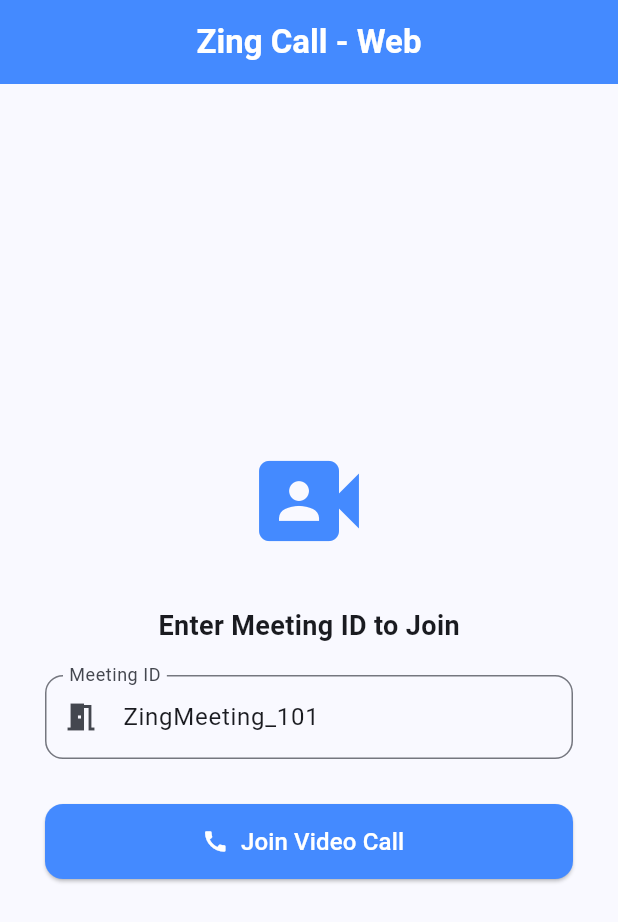
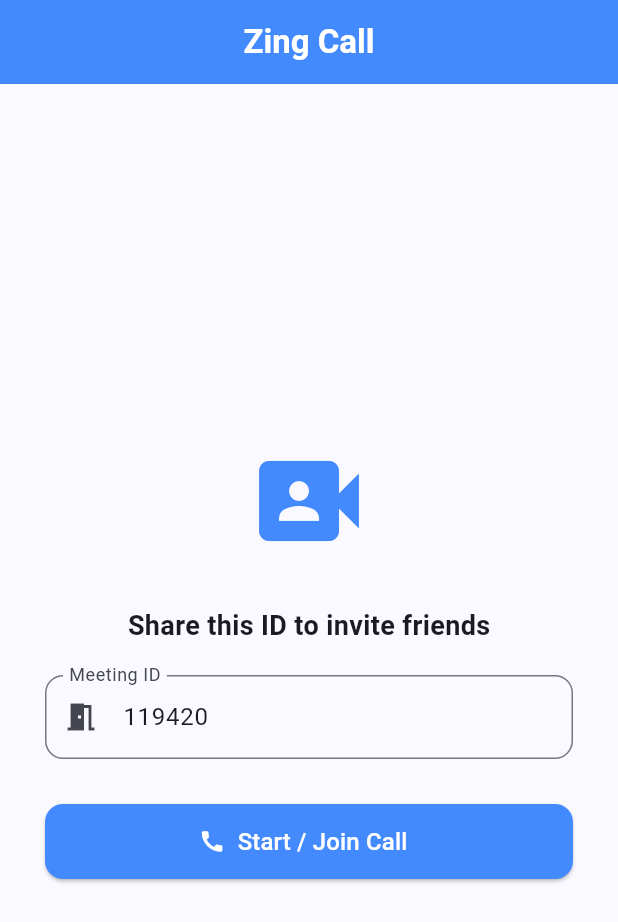
Before and after one commit to rehanfrd/calling, a Flutter app: the screen it shows after launch, on a phone screen of 412 x 824 dp. Shown: the top 922 px of the screen. Run offline on Flutter 3.47's test engine with Material 3 defaults, Android fonts, the phone set to English and light mode, and no system bars; missing offline and left inert: zego_uikit_prebuilt_call.

Commit message:
Update main.dart

```diff
--- a/lib/main.dart
+++ b/lib/main.dart
@@ -31,13 +31,16 @@ class HomePage extends StatefulWidget {
 }
 
 class _HomePageState extends State<HomePage> {
-  final callIdController = TextEditingController(text: "ZingMeeting_101");
+  // App khulte hi apne aap ek 6-digit ka random ID ban jayega
+  final callIdController = TextEditingController(
+    text: (Random().nextInt(900000) + 100000).toString(),
+  );
 
   @override
   Widget build(BuildContext context) {
     return Scaffold(
       appBar: AppBar(
-        title: const Text("Zing Call - Web", style: TextStyle(fontWeight: FontWeight.bold)),
+        title: const Text("Zing Call", style: TextStyle(fontWeight: FontWeight.bold)),
         backgroundColor: Colors.blueAccent,
         foregroundColor: Colors.white,
         centerTitle: true,
@@ -51,7 +54,7 @@ class _HomePageState extends State<HomePage> {
               const Icon(Icons.video_camera_front, size: 80, color: Colors.blueAccent),
               const SizedBox(height: 30),
               const Text(
-                "Enter Meeting ID to Join",
+                "Share this ID to invite friends",
                 style: TextStyle(fontSize: 18, fontWeight: FontWeight.bold),
               ),
               const SizedBox(height: 20),
@@ -76,7 +79,7 @@ class _HomePageState extends State<HomePage> {
                   );
                 },
                 icon: const Icon(Icons.call),
-                label: const Text("Join Video Call", style: TextStyle(fontSize: 16)),
+                label: const Text("Start / Join Call", style: TextStyle(fontSize: 16)),
                 style: ElevatedButton.styleFrom(
                   minimumSize: const Size(double.infinity, 50),
                   backgroundColor: Colors.blueAccent,
@@ -100,14 +103,14 @@ class CallPage extends StatelessWidget {
 
   @override
   Widget build(BuildContext context) {
-    // Har baar ek naya random user ID banega
     final String userID = Random().nextInt(100000).toString();
-    final String userName = "Guest_$userID";
+    final String userName = "User_$userID";
 
     return SafeArea(
       child: ZegoUIKitPrebuiltCall(
-        appID: 1234567890, // Yahan apna asali App ID daalna hai
-        appSign: "YOUR_APP_SIGN_HERE", // Yahan apna asali App Sign daalna hai
+        // 🔥 YAHAN PAR APNA ASALI APP ID AUR APP SIGN DAALNA HAI 🔥
+        appID: 1413274594// Isko hatakar apna ZegoCloud ka AppID likho (Bina kisi "" ke)
+        appSign: "b29585a1e133bc2edd9a0c1cb7b65e961ebfc00b4710e9dfeb79de6eae559a20", // Isko hatakar apna AppSign likho ("" ke andar)
         userID: userID,
         userName: userName,
         callID: callID,
```
